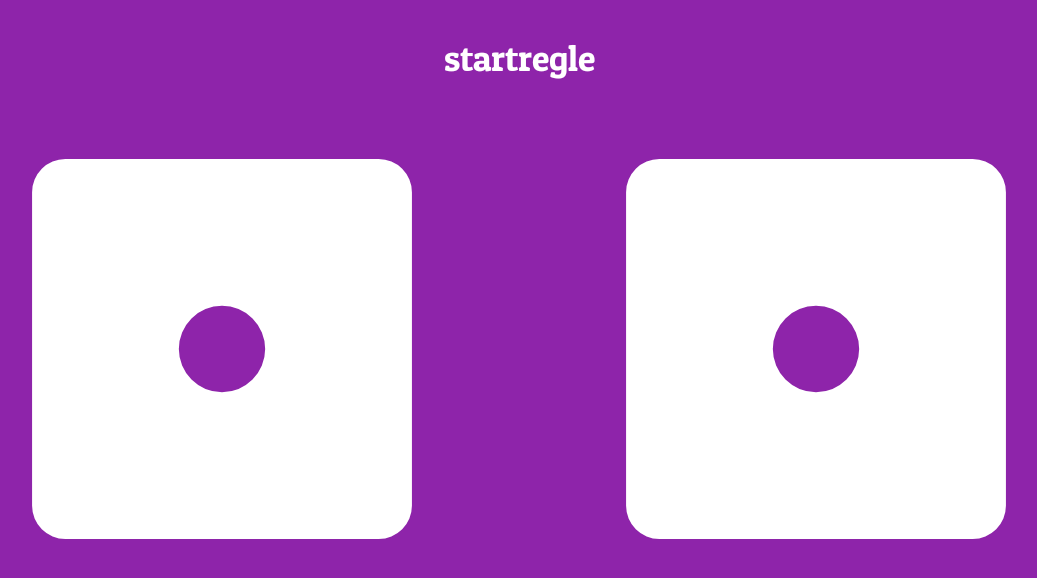
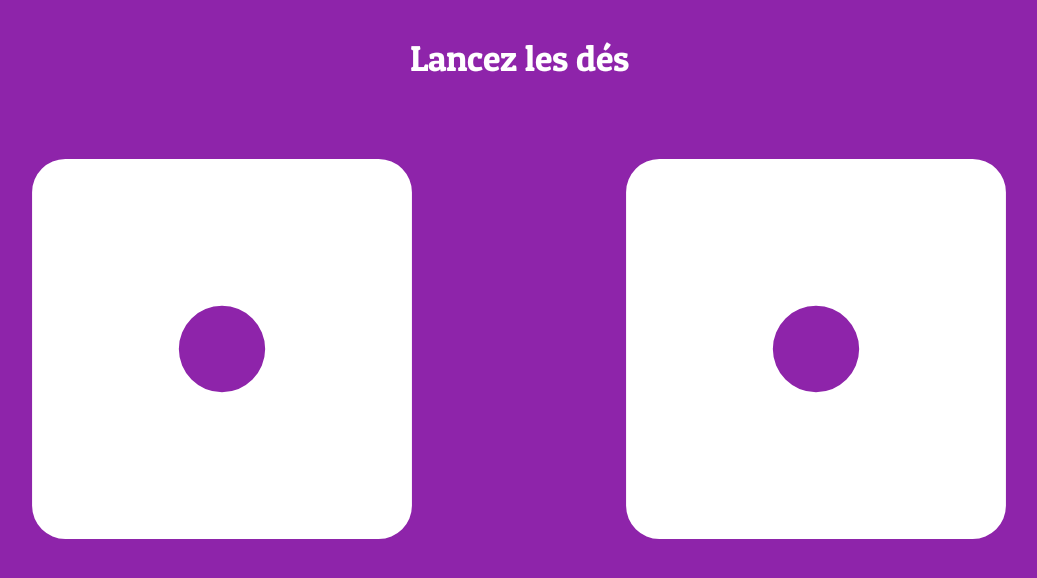
Before and after one commit to Alextoy32/AndroidPtut, an Android app: the Bizkit screen opened through its navigation route, on a phone screen of 824 x 412 dp (held sideways). Shown: the top 578 px of the screen, without its empty margins (99-1136 px from the left). Run offline under Robolectric (Android 15) with nearby library versions, the phone set to English and light mode, and no system bars; our stand-ins replace data binding.

Commit message:
bizkit en cours changing name not work

```diff
--- a/app/build.gradle
+++ b/app/build.gradle
@@ -1,7 +1,7 @@
 apply plugin: 'com.android.application'
 
 apply plugin: 'kotlin-android'
-
+apply plugin: 'kotlin-kapt'
 apply plugin: 'kotlin-android-extensions'
 
 android {
--- /dev/null
+++ b/app/src/main/java/com/dreamTanAlex/ptutcartes/model/BizkitParty.kt
@@ -0,0 +1,59 @@
+package com.dreamTanAlex.ptutcartes.model
+
+import android.util.Log
+
+/*
+Created by Alexis Boutan on 22/04/2020 from the project : PtutCartes
+*/
+
+class BizkitParty {
+
+    var players = mutableListOf<Player>()
+    var pigeon = -1
+
+    var lastPlay = 0
+    var currentPlay = 0
+    var nextPlay = 1
+
+    fun startParty() {
+        lastPlay = players.count() - 1
+        currentPlay = 0
+        nextPlay = 1
+    }
+
+    fun getCurrentPlayers(): Array<String> {
+        return arrayOf(
+            players[lastPlay].pseudo,
+            players[currentPlay].pseudo,
+            players[nextPlay].pseudo
+        )
+    }
+
+    fun nextTurn() {
+        when {
+            players.count() - 1 == currentPlay -> {
+                currentPlay = 0
+                nextPlay = currentPlay + 1
+                lastPlay += 1
+            }
+            players.count() - 1 == nextPlay -> {
+                currentPlay += 1
+                nextPlay = 0
+                lastPlay += 1
+            }
+            players.count() - 1 == lastPlay -> {
+                currentPlay += 1
+                nextPlay += 1
+                lastPlay = 0
+            }
+            else -> {
+                currentPlay += 1
+                nextPlay += 1
+                lastPlay += 1
+            }
+        }
+        Log.d("last", lastPlay.toString())
+        Log.d("Current", currentPlay.toString())
+        Log.d("Next", nextPlay.toString())
+    }
+}
--- /dev/null
+++ b/app/src/main/java/com/dreamTanAlex/ptutcartes/model/BizkitRessources.kt
@@ -0,0 +1,11 @@
+package com.dreamTanAlex.ptutcartes.model
+
+/*
+Created by Alexis Boutan on 21/04/2020 from the project : PtutCartes
+*/
+
+class BizkitRessources(
+    var rule: Int,
+    var dice1: Int,
+    var dice2: Int
+)
--- /dev/null
+++ b/app/src/main/java/com/dreamTanAlex/ptutcartes/model/Player.kt
@@ -0,0 +1,7 @@
+package com.dreamTanAlex.ptutcartes.model
+
+/*
+Created by Alexis Boutan on 22/04/2020 from the project : PtutCartes
+*/
+
+class Player(var pseudo: String, var isPigeon: Boolean, var sip: Int)
--- a/app/src/main/java/com/dreamTanAlex/ptutcartes/ui/bizkit/Bizkit.kt
+++ b/app/src/main/java/com/dreamTanAlex/ptutcartes/ui/bizkit/Bizkit.kt
@@ -1,6 +1,7 @@
 package com.dreamTanAlex.ptutcartes.ui.bizkit
 
 import android.os.Bundle
+import android.util.Log
 import android.view.LayoutInflater
 import android.view.View
 import android.view.ViewGroup
@@ -10,6 +11,8 @@ import androidx.fragment.app.viewModels
 import androidx.lifecycle.Observer
 import com.dreamTanAlex.ptutcartes.R
 import com.dreamTanAlex.ptutcartes.databinding.BizkitFragmentBinding
+import androidx.databinding.BindingAdapter
+import android.widget.ImageView
 
 
 class Bizkit : Fragment() {
@@ -31,14 +34,15 @@ class Bizkit : Fragment() {
             model.rollDice()
         }
 
-        model.displayed.rule.observe(viewLifecycleOwner, Observer {
+        model.displayed.observe(viewLifecycleOwner, Observer {
             run {
+                val players = model.party.getCurrentPlayers()
+                binding.rule = getString(model.displayed.value!!.rule, players[1], 0, players[2])
                 binding.invalidateAll()
-                println(it)
             }
         })
 
-
+        binding.rule = getString(model.displayed.value!!.rule)
 
         binding.viewModel = model
         binding.lifecycleOwner = this
@@ -47,3 +51,8 @@ class Bizkit : Fragment() {
     }
 
 }
+
+@BindingAdapter("android:src")
+fun setImageViewResource(imageView: ImageView, resource: Int) {
+    imageView.setImageResource(resource)
+}
--- a/app/src/main/java/com/dreamTanAlex/ptutcartes/ui/bizkit/BizkitViewModel.kt
+++ b/app/src/main/java/com/dreamTanAlex/ptutcartes/ui/bizkit/BizkitViewModel.kt
@@ -2,14 +2,77 @@ package com.dreamTanAlex.ptutcartes.ui.bizkit
 
 import androidx.lifecycle.MutableLiveData
 import androidx.lifecycle.ViewModel
+import com.dreamTanAlex.ptutcartes.R
+import com.dreamTanAlex.ptutcartes.model.BizkitParty
+import com.dreamTanAlex.ptutcartes.model.BizkitRessources
+import com.dreamTanAlex.ptutcartes.model.Player
+import kotlin.random.Random
 
 class BizkitViewModel : ViewModel() {
 
-    data class gameString(var rule: MutableLiveData<String>, var dice1: String, var dice2: String)
+    var party = BizkitParty()
 
-    var displayed = gameString(MutableLiveData("startregle"), "ic_dice_one", "ic_dice_one")
+    var dice1 = 1
+    var dice2 = 1
+
+    var displayed = MutableLiveData(
+        BizkitRessources(
+            R.string.startRule,
+            R.drawable.ic_dice_one,
+            R.drawable.ic_dice_one
+        )
+    )
+
+    private var drawableDice1 = 0
+    private var drawableDice2 = 0
+    private var stringRule = 0
+
+    init {
+        party.players.add(Player("Tan", false, 0))
+        party.players.add(Player("Alexis", false, 0))
+        party.players.add(Player("Maxime", false, 0))
+        party.startParty()
+    }
 
     fun rollDice() {
-        displayed.rule.postValue("Ceci est la regle")
+        party.nextTurn()
+        dice1 = Random.nextInt(1, 7)
+        dice2 = Random.nextInt(1, 7)
+        drawableDice1 = diceToDrawable(dice1)
+        drawableDice2 = diceToDrawable(dice2)
+
+        when {
+            dice1 == dice2 && dice1 == 1 -> stringRule = R.string.double1
+            dice1 == dice2 && dice1 == 5 -> stringRule = R.string.double5
+            dice1 == dice2 -> stringRule = R.string.doubleN
+            dice1 + dice2 == 3 -> pigeon()
+            dice1 + dice2 == 5 -> stringRule = R.string.som5
+            dice1 + dice2 == 7 -> stringRule = R.string.som7
+            dice1 + dice2 == 9 -> stringRule = R.string.som9
+            dice1 + dice2 == 10 -> stringRule = R.string.som10
+            dice1 + dice2 == 11 -> stringRule = R.string.som11
+            else -> stringRule = R.string.passe
+        }
+
+        displayed.postValue(BizkitRessources(stringRule, drawableDice1, drawableDice2))
     }
+
+    private fun diceToDrawable(dice: Int): Int {
+        var d = 0
+        when (dice) {
+            1 -> d = R.drawable.ic_dice_one
+            2 -> d = R.drawable.ic_dice_two
+            3 -> d = R.drawable.ic_dice_three
+            4 -> d = R.drawable.ic_dice_four
+            5 -> d = R.drawable.ic_dice_five
+            6 -> d = R.drawable.ic_dice_six
+        }
+        return d
+    }
+
+    private fun pigeon() {
+        stringRule = R.string.newPigeon
+    }
+
+
 }
--- a/app/src/main/res/layout/bizkit_fragment.xml
+++ b/app/src/main/res/layout/bizkit_fragment.xml
@@ -5,6 +5,9 @@
 
     <data>
 
+        <variable
+            name="rule"
+            type="String" />
         <variable
             name="viewModel"
             type="com.dreamTanAlex.ptutcartes.ui.bizkit.BizkitViewModel" />
@@ -24,7 +27,7 @@
             android:layout_marginTop="32dp"
             android:layout_marginEnd="32dp"
             android:layout_marginBottom="32dp"
-            android:src="@drawable/ic_dice_one"
+            android:src="@{viewModel.displayed.dice1, default=@drawable/ic_dice_one}"
             app:layout_constraintBottom_toBottomOf="parent"
             app:layout_constraintEnd_toStartOf="@+id/imageView2"
             app:layout_constraintStart_toStartOf="parent"
@@ -37,7 +40,7 @@
             android:layout_marginTop="32dp"
             android:layout_marginEnd="32dp"
             android:layout_marginBottom="32dp"
-            android:src="@drawable/ic_dice_one"
+            android:src="@{viewModel.displayed.dice2, default=@drawable/ic_dice_one}"
             app:layout_constraintBottom_toBottomOf="parent"
             app:layout_constraintEnd_toEndOf="parent"
             app:layout_constraintStart_toEndOf="@+id/imageView"
--- a/app/src/main/res/values/strings.xml
+++ b/app/src/main/res/values/strings.xml
@@ -5,5 +5,16 @@
     <string name="soft_games_label">SOFT GAMES</string>
     <string name="choose_a_game">CHOOSE A GAME</string>
     <string name="startRule">Lancez les dés</string>
-    <string name="endRule">Les dés sont lancée</string>
+    <string name="doubleN">%1$s distribue %2$d gorgées puis rejoue</string>
+    <string name="double5">%1$s boit 1 gorgées et distribue 5 puis rejoue</string>
+    <string name="double1">Tournée générale, tout le monde boit 1 gorgée puis rejoue</string>
+    <string name="som5">%1$s choisit de faire un mini jeu ou invente une règle</string>
+    <string name="som7">Bizkit! le dernier boit 1 gorgées, puis %1$s rejoue</string>
+    <string name="som9">%3$s boit 1 gorgée puis %1$s rejoue</string>
+    <string name="som10">%1$s boit 1 gorgées puis passe les dés à %3$s</string>
+    <string name="som11">%3$s boit 1 gorgée puis %1$s rejoue</string>
+    <string name="newPigeon">%1$s devient pigeon, tu boit 1 gorgées et passe les dés a %3$s</string>
+    <string name="pigeonBois">%1$s tu est pigeon, tu boit %2$d gorgées</string>
+    <string name="pigeonD6">%1$s n\'est plus pigeon, et distribue 6 gorgées</string>
+    <string name="passe">%1$s passe les dés a %3$s</string>
 </resources>
```
